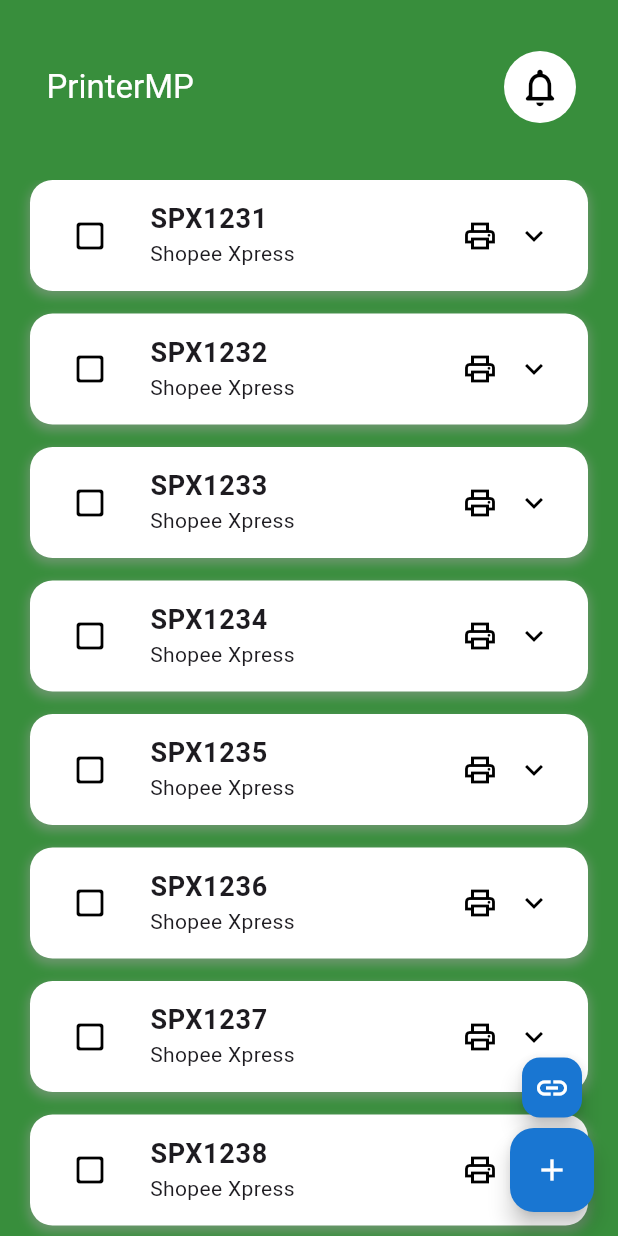
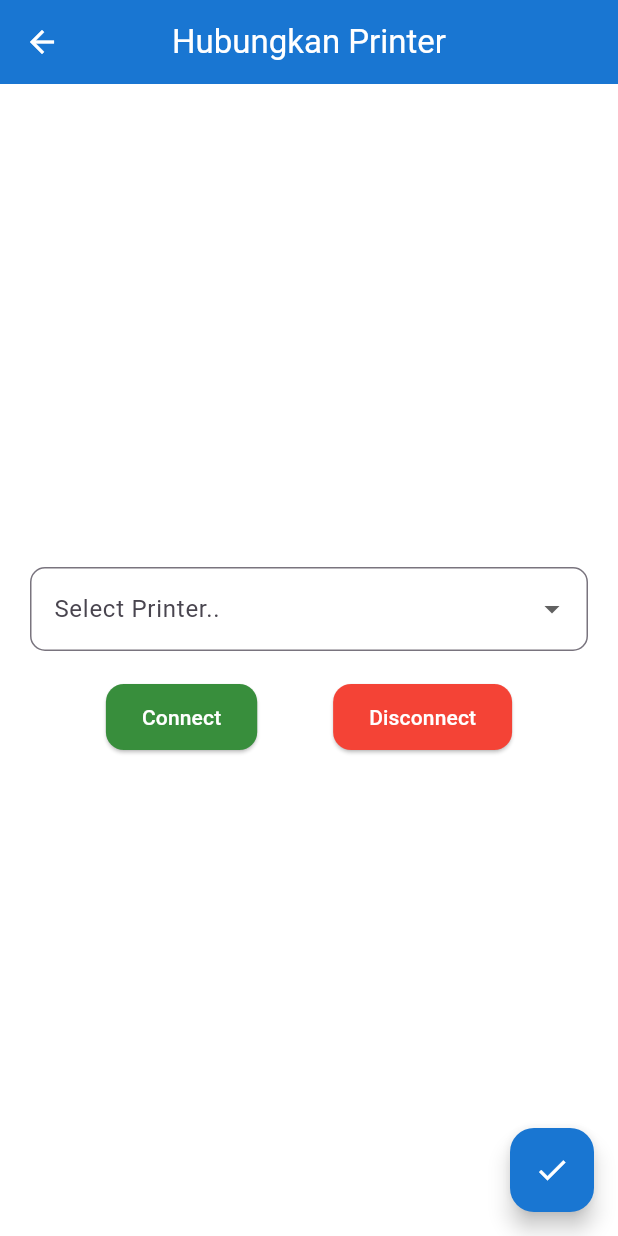
Before and after one commit to annasnurdin/printer_marketplace, a Flutter app: the screen it shows after launch, after a tap on the "link" icon, on a phone screen of 412 x 824 dp. Run offline on Flutter 3.47's test engine with Material 3 defaults, Android fonts, the phone set to English and light mode, and no system bars; Roboto replaces fonts that are missing (Poppins).

Commit message:
Layout pairing bluetooth done

```diff
--- /dev/null
+++ b/lib/pages/bluetooth_pairing.dart
@@ -0,0 +1,102 @@
+import 'package:flutter/material.dart';
+
+import '../themes/colors.dart';
+
+class BluetoothPairing extends StatefulWidget {
+  const BluetoothPairing({super.key});
+
+  @override
+  State<BluetoothPairing> createState() => _BluetoothPairingState();
+}
+
+class _BluetoothPairingState extends State<BluetoothPairing> {
+  String? _selectedBluetooth;
+
+  @override
+  Widget build(BuildContext context) {
+    return Scaffold(
+      backgroundColor: putih,
+      floatingActionButton: FloatingActionButton(
+        onPressed: () {
+          Navigator.pop(context);
+        },
+        tooltip: "Okay",
+        backgroundColor: biru,
+        foregroundColor: putih,
+        child: const Icon(Icons.check),
+      ),
+      appBar: AppBar(
+        backgroundColor: biru,
+        iconTheme: const IconThemeData(color: Colors.white),
+        title: const Text(
+          "Hubungkan Printer",
+          style: TextStyle(color: Colors.white),
+        ),
+        centerTitle: true,
+      ),
+      body: Padding(
+        padding: const EdgeInsets.all(20),
+        child: Column(
+          mainAxisAlignment: MainAxisAlignment.center,
+          children: [
+            DropdownButtonFormField<String>(
+              value: _selectedBluetooth,
+              decoration: InputDecoration(
+                labelText: "Select Printer..",
+                border: OutlineInputBorder(
+                  borderRadius: BorderRadius.circular(10),
+                  borderSide: BorderSide(color: biru, width: 2),
+                ),
+              ),
+              items: ["Bluetooth", "Bluetooth2", "Bluetooth3", "Bluetooth4"]
+                  .map((device) => DropdownMenuItem(
+                        value: device,
+                        child: Text(device),
+                      ))
+                  .toList(),
+              onChanged: (value) {
+                setState(() {
+                  _selectedBluetooth = value;
+                });
+              },
+            ),
+            const SizedBox(height: 20),
+            Row(
+              mainAxisAlignment: MainAxisAlignment.spaceEvenly,
+              children: [
+                ElevatedButton(
+                  onPressed: () {},
+                  style: ElevatedButton.styleFrom(
+                    backgroundColor: hijau,
+                    foregroundColor: putih,
+                    padding: const EdgeInsets.symmetric(
+                        horizontal: 24, vertical: 12),
+                    shape: RoundedRectangleBorder(
+                      borderRadius:
+                          BorderRadius.circular(12), // Rounded agak kotak
+                    ),
+                  ),
+                  child: const Text("Connect"),
+                ),
+                ElevatedButton(
+                  onPressed: () {},
+                  style: ElevatedButton.styleFrom(
+                    backgroundColor: Colors.red,
+                    foregroundColor: putih,
+                    padding: const EdgeInsets.symmetric(
+                        horizontal: 24, vertical: 12),
+                    shape: RoundedRectangleBorder(
+                      borderRadius:
+                          BorderRadius.circular(12), // Rounded agak kotak
+                    ),
+                  ),
+                  child: const Text("Disconnect"),
+                ),
+              ],
+            )
+          ],
+        ),
+      ),
+    );
+  }
+}
--- a/lib/pages/home.dart
+++ b/lib/pages/home.dart
@@ -5,6 +5,7 @@
 
 import 'package:flutter/material.dart';
 import 'package:printer_marketplace/model/pesanan_model.dart';
+import 'package:printer_marketplace/pages/bluetooth_pairing.dart';
 import 'package:printer_marketplace/pages/tambah_pesanan.dart';
 import 'package:printer_marketplace/themes/colors.dart';
 
@@ -34,7 +35,10 @@
         children: [
           FloatingActionButton(
             mini: true,
-            onPressed: () {},
+            onPressed: () {
+              Navigator.push(context,
+                  MaterialPageRoute(builder: (context) => BluetoothPairing()));
+            },
             tooltip: "Hubungkan Printer",
             backgroundColor: biru,
             foregroundColor: putih,
--- a/lib/pages/tambah_pesanan.dart
+++ b/lib/pages/tambah_pesanan.dart
@@ -12,6 +12,7 @@
 class _TambahPesananState extends State<TambahPesanan> {
   final TextEditingController _nomorResiController = TextEditingController();
   final TextEditingController _alamatController = TextEditingController();
+  final TextEditingController _qtyController = TextEditingController();
   String? _selectedKurir;
   String? _selectedProduk;
 
@@ -134,6 +135,18 @@
                   });
                 },
               ),
+              SizedBox(height: 20),
+              TextField(
+                keyboardType: TextInputType.numberWithOptions(),
+                controller: _qtyController,
+                decoration: InputDecoration(
+                  labelText: "QTY",
+                  border: OutlineInputBorder(
+                    borderRadius: BorderRadius.circular(10),
+                    borderSide: BorderSide(color: biru, width: 2),
+                  ),
+                ),
+              ),
             ],
           ),
         ),
```
